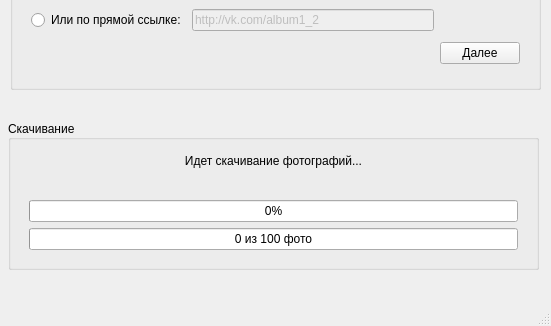
Before: the Qt Designer form mainwindow.ui in akkez/VkPhotoSaver, drawn with Qt 5; both pictures show x 0 to 551 and y 230 to 556 of the 551 by 556 pixel window.
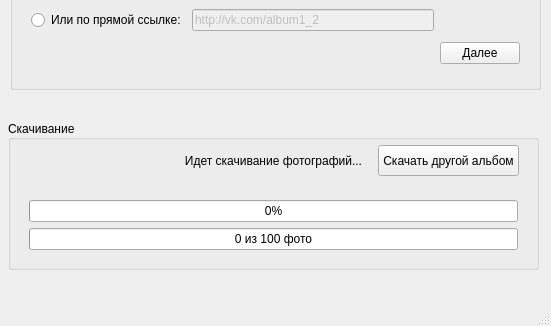
After: the same form once the commit is applied.

Commit message: "Retry" button

Patch:
```diff
--- a/mainwindow.ui
+++ b/mainwindow.ui
@@ -220,6 +220,19 @@
       </item>
      </layout>
     </widget>
+    <widget class="QPushButton" name="retryButton">
+     <property name="geometry">
+      <rect>
+       <x>370</x>
+       <y>25</y>
+       <width>141</width>
+       <height>31</height>
+      </rect>
+     </property>
+     <property name="text">
+      <string>Скачать другой альбом</string>
+     </property>
+    </widget>
    </widget>
   </widget>
   <widget class="QMenuBar" name="menuBar">
```
The commit also changes 2 other files.
